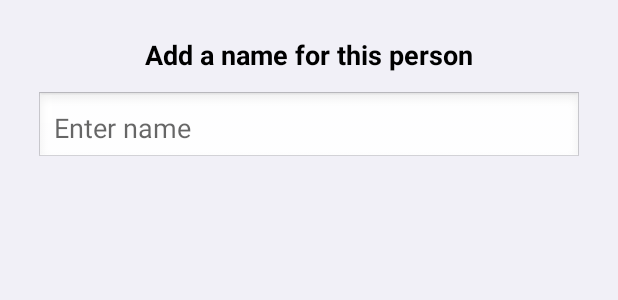
After one commit to AntorPi314/NearbyChat, an Android app: the layout dialog_edit_name.xml on its own in the app's theme, with its tools: preview values and no code run, on a phone screen of 412 x 824 dp. The commit adds this screen. Shown: the top 300 px of the screen. Run offline under Robolectric (Android 15) with nearby library versions, the phone set to English and light mode, and no system bars.

Commit message:
now name can be assigned according to the ID

```diff
--- /dev/null
+++ b/app/src/main/res/layout/dialog_edit_name.xml
@@ -0,0 +1,29 @@
+<?xml version="1.0" encoding="utf-8"?>
+<LinearLayout xmlns:android="http://schemas.android.com/apk/res/android"
+    android:orientation="vertical"
+    android:padding="24dp"
+    android:layout_width="match_parent"
+    android:layout_height="wrap_content">
+
+    <TextView
+        android:id="@+id/dialogTitle"
+        android:layout_width="match_parent"
+        android:layout_height="wrap_content"
+        android:text="Add a name for this person"
+        android:textSize="18sp"
+        android:textStyle="bold"
+        android:textColor="@android:color/black"
+        android:gravity="center"
+        android:paddingBottom="12dp"/>
+
+    <EditText
+        android:id="@+id/editName"
+        android:layout_width="match_parent"
+        android:layout_height="wrap_content"
+        android:hint="Enter name"
+        android:inputType="textPersonName"
+        android:padding="12dp"
+        android:background="@android:drawable/edit_text"
+        android:textColor="@android:color/black"/>
+
+</LinearLayout>
```
Also changed, not shown: app/src/main/java/com/antor/sosblue/ChatAdapter.java (+20 -19 lines), app/src/main/java/com/antor/sosblue/MainActivity.java (+97 -66 lines), app/src/main/res/layout/activity_main.xml (+55 -2 lines).
